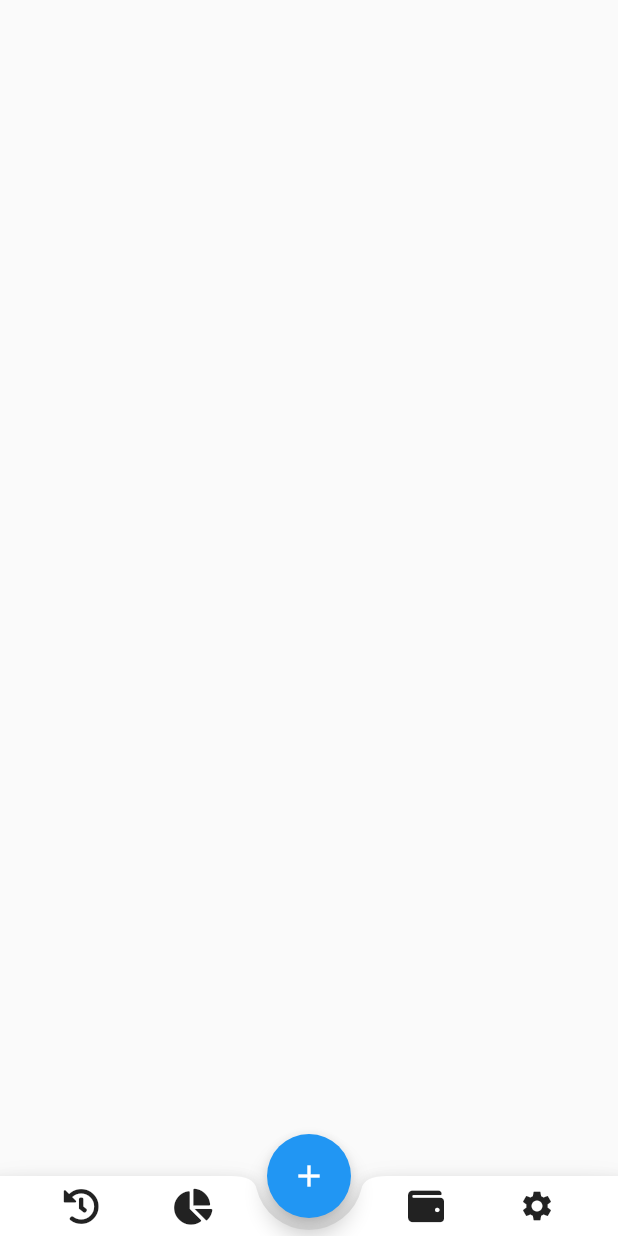
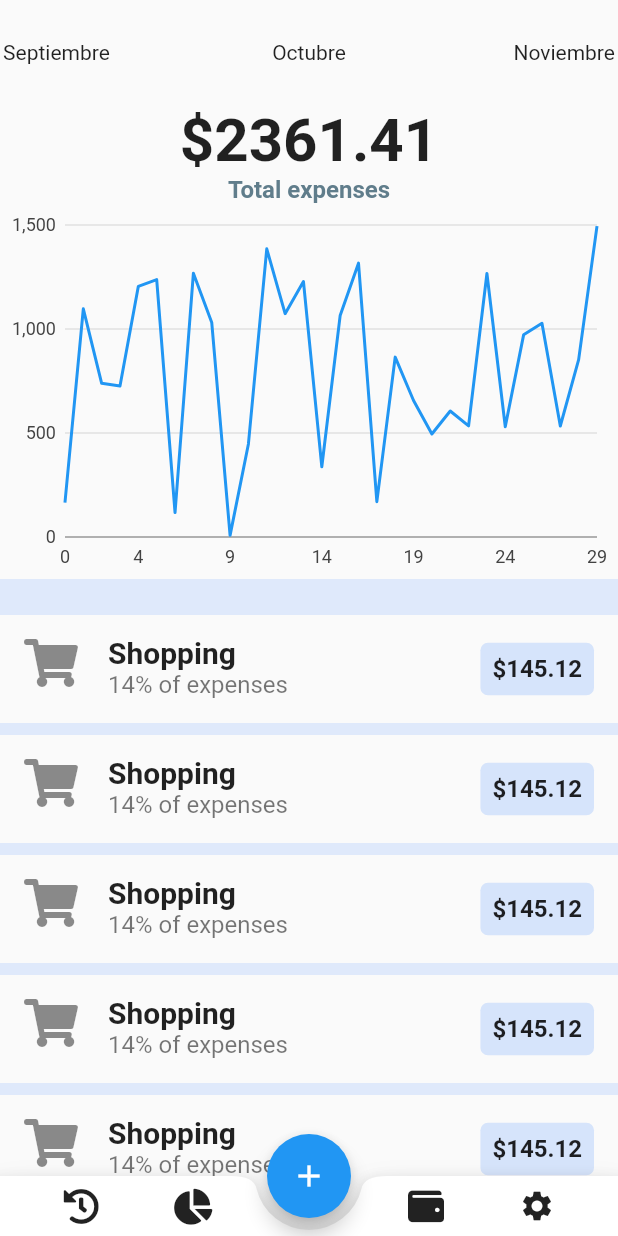
Before and after one commit to inovado/control_gastos, a Flutter app: the screen it shows after launch, on a phone screen of 412 x 824 dp. Run offline on Flutter 3.47's test engine with Material 2 defaults, Android fonts, the phone set to English and light mode, and no system bars; our stand-ins replace charts_flutter, font_awesome_flutter.

```diff
--- /dev/null
+++ b/lib/graph_widget.dart
@@ -0,0 +1,92 @@
+import 'dart:math';
+
+import 'package:flutter/material.dart';
+import 'package:charts_flutter/flutter.dart';
+
+class GraphWidget extends StatefulWidget {
+  @override
+  _GraphWidgetState createState() => _GraphWidgetState();
+}
+
+class _GraphWidgetState extends State<GraphWidget> {
+  var data;
+
+
+  @override
+  void initState() {
+    super.initState();
+
+    var r = Random();
+    data = List<double>.generate(30, (i) => r.nextDouble() * 1500);
+  }
+
+  _onSelectionChanged(SelectionModel model) {
+    final selectedDatum = model.selectedDatum;
+
+    var time;
+    final measures = <String, double>{};
+
+    // We get the model that updated with a list of [SeriesDatum] which is
+    // simply a pair of series & datum.
+    //
+    // Walk the selection updating the measures map, storing off the sales and
+    // series name for each selection point.
+    if (selectedDatum.isNotEmpty) {
+      time = selectedDatum.first.datum;
+      selectedDatum.forEach((SeriesDatum datumPair) {
+        measures[datumPair.series.displayName] = datumPair.datum;
+      });
+    }
+
+    print(time);
+    print(measures);
+
+    // Request a build.
+    //setState(() {
+    //_time = time;
+    //_measures = measures;
+    //});
+  }
+
+  @override
+  Widget build(BuildContext context) {
+    List<Series<double, num>> series = [
+      Series<double, int>(
+        id: 'Gasto',
+        colorFn: (_, __) => MaterialPalette.blue.shadeDefault,
+        domainFn: (value, index) => index,
+        measureFn: (value, _) => value,
+        data: data,
+        strokeWidthPxFn: (_, __) => 4,
+      )
+    ];
+
+    return LineChart(series,
+      animate: false,
+      selectionModels: [
+        SelectionModelConfig(
+          type: SelectionModelType.info,
+          changedListener: _onSelectionChanged,
+        )
+      ],
+      domainAxis: NumericAxisSpec(
+          tickProviderSpec: StaticNumericTickProviderSpec(
+              [
+                TickSpec(0, label: '01'),
+                TickSpec(4, label: '05'),
+                TickSpec(9, label: '10'),
+                TickSpec(14, label: '15'),
+                TickSpec(19, label: '20'),
+                TickSpec(24, label: '25'),
+                TickSpec(29, label: '30'),
+              ]
+          )
+      ),
+      primaryMeasureAxis: NumericAxisSpec(
+        tickProviderSpec: BasicNumericTickProviderSpec(
+          desiredTickCount: 4,
+        ),
+      ),
+    );
+  }
+}
--- a/lib/main.dart
+++ b/lib/main.dart
@@ -1,3 +1,4 @@
+import 'package:control_gastos/graph_widget.dart';
 import 'package:flutter/material.dart';
 import 'package:font_awesome_flutter/font_awesome_flutter.dart';
 
@@ -28,6 +29,18 @@ class MyHomePage extends StatefulWidget {
 }
 //-----------------------------------------------------------------------------------------------------------------
 class _MyHomePageState extends State<MyHomePage> {
+
+  PageController _controller; // Controlador para movimiento de los meses(_selector) en la parte superior de la pantalla
+  int currentPage = 9;
+
+  @override
+  void initState(){
+    _controller = PageController(
+      initialPage: currentPage, // inicia en el mes de septiembre
+      viewportFraction: 0.33, // 30% de la pantalla para colocar cada elemento
+
+    );
+  }
 
   Widget _botoomAction(IconData icon){
     return InkWell(
@@ -62,9 +75,129 @@ class _MyHomePageState extends State<MyHomePage> {
       floatingActionButton: FloatingActionButton(
         child: Icon(Icons.add),
         onPressed: (){},
+        ),
+        body:
+          _body(),
 
-        ),
     );
   }
+  Widget _body(){
+    return SafeArea(
+      child: Column(
+        children: <Widget>[
+          _selector(),
+          _expenses(),
+          _graph(),
+          Container(color: Colors.blueAccent.withOpacity(0.15),height: 24.0,),
+          _list(),
+        ],
+      ),
+    );
+  }
+
+  Widget _pageItem(String nombre, int posicion){ // funcion para acomodar los nombre de los meses en la parte sup de la pantalla
+    var _aligment;
+
+    if (posicion == currentPage) {
+      _aligment = Alignment.center;
+
+    }else if(posicion >currentPage){
+      _aligment = Alignment.centerRight;
+    }else{
+      _aligment = Alignment.centerLeft;
+    }
+    return Align(
+      alignment: _aligment,
+      child: Text(nombre)
+      );
+  }
+
+  Widget _selector(){
+    return SizedBox.fromSize(
+      size: Size.fromHeight(70.0),
+      child: PageView(
+        controller: _controller,
+        children: <Widget>[
+         _pageItem("Enero", 0),
+          _pageItem("Febrero",1),
+          _pageItem("Marzo",2),
+          _pageItem("Abril",3),
+          _pageItem("Mayo",4),
+          _pageItem("Junio",5),
+          _pageItem("Julio",6),
+          _pageItem("Agosto",7),
+          _pageItem("Septiembre",8),
+          _pageItem("Octubre",9),
+          _pageItem("Noviembre",10),
+          _pageItem("Diciembre",11),
+        ],
+      ),
+    );
+  }
+
+
+
+
+  Widget _expenses() {
+    return Column(
+
+      children: <Widget>[
+
+        Text("\$2361.41",style: TextStyle(fontWeight: FontWeight.bold,fontSize: 40.0,),),
+        Text("Total expenses",style: TextStyle(fontWeight: FontWeight.bold,fontSize: 16.0,color: Colors.blueGrey),)
+      ],
+
+    );
+
+  }
+
+  Widget _graph(){
+    return Container(
+      height: 250.0,
+      child: GraphWidget());
+  }
+
+  Widget _item(IconData icon, String nombre, int percent, double value){
+    return ListTile(
+      leading: Icon(icon, size: 32.0),
+      title: Text(nombre, style: TextStyle(fontWeight: FontWeight.bold,fontSize: 20.0),),
+      subtitle: Text("$percent% of expenses",style: TextStyle(fontSize: 16.0,),),
+      trailing: Container(
+        decoration: BoxDecoration(
+          color: Colors.blueAccent.withOpacity(0.2),
+          borderRadius: BorderRadius.circular(5.0)
+        ),
+        child: Padding(
+          padding: const EdgeInsets.all(8.0),
+          child: Text("\$$value",style: TextStyle(fontWeight: FontWeight.bold,fontSize: 16.0,),),
+        )),
+
+    );
+  }
+
+  Widget _list(){
+    return Expanded(
+            child: ListView.separated(
+              itemCount: 15,
+              itemBuilder: (BuildContext context, int index) => _item(FontAwesomeIcons.shoppingCart, "Shopping",14, 145.12),
+              separatorBuilder: (BuildContext context, int index) {
+                return Container(
+                  color: Colors.blueAccent.withOpacity(0.15),
+                  height: 8.0,
+
+                );
+              },
+              // children: <Widget>[
+              //   _item(FontAwesomeIcons.shoppingCart, "Shopping",14, 145.12),
+              //   _item(Icons.local_drink, "Drinks",5, 75.57),
+              //   _item(FontAwesomeIcons.shoppingCart, "Shopping",14, 145.12),
+        //],
+
+      ),
+    );
+  }
+
+
+
 }
 //-----------------------------------------------------------------------------------------------------------------
```
